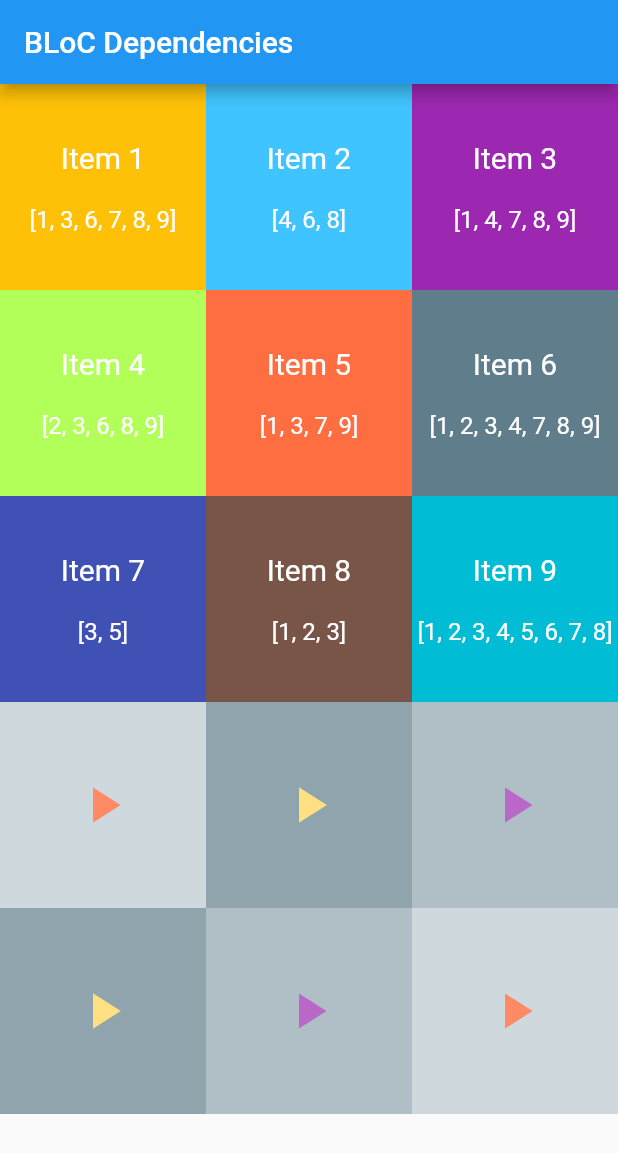
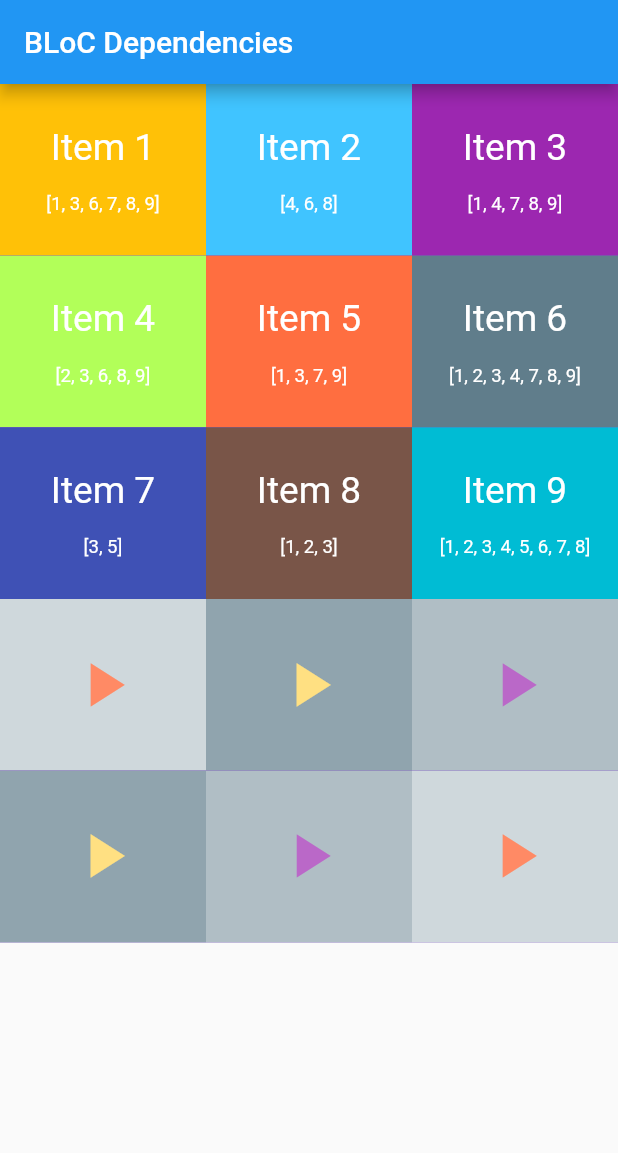
Before and after one commit to mk590901/bloc_dependencies, a Flutter app: the screen it shows after launch, on a phone screen of 412 x 824 dp. Shown: the top 1153 px of the screen. Run offline on Flutter 3.47's test engine with Material 2 defaults, Android fonts, the phone set to English and light mode, and no system bars; our stand-ins replace flutter_bloc.

Commit message:
Class SizeConfig was added to app

```diff
--- /dev/null
+++ b/lib/SizeConfig.dart
@@ -0,0 +1,37 @@
+import 'package:flutter/widgets.dart';
+
+class SizeConfig {
+  static late MediaQueryData _mediaQueryData;
+  static late double screenWidth;
+  static late double screenHeight;
+  static late double blockSizeHorizontal;
+  static late double blockSizeVertical;
+
+  static late double _safeAreaHorizontal;
+  static late double _safeAreaVertical;
+  static late double safeBlockHorizontal;
+  static late double safeBlockVertical;
+
+  void init(BuildContext context) {
+    _mediaQueryData = MediaQuery.of(context);
+    screenWidth = _mediaQueryData.size.width;
+    screenHeight = _mediaQueryData.size.height;
+    blockSizeHorizontal = screenWidth / 100;
+    blockSizeVertical = screenHeight / 100;
+
+    _safeAreaHorizontal =
+        _mediaQueryData.padding.left + _mediaQueryData.padding.right;
+    _safeAreaVertical =
+        _mediaQueryData.padding.top + _mediaQueryData.padding.bottom;
+    safeBlockHorizontal = (screenWidth - _safeAreaHorizontal) / 100;
+    safeBlockVertical = (screenHeight - _safeAreaVertical) / 100;
+  }
+}
+
+double? w_(double width) {
+  return SizeConfig.safeBlockHorizontal * width;
+}
+
+double? h_(double height) {
+  return SizeConfig.safeBlockHorizontal * height;
+}
--- a/lib/icon_plus_widget.dart
+++ b/lib/icon_plus_widget.dart
@@ -5,6 +5,7 @@ import 'package:uuid/uuid.dart';
 import 'blocs/button_plus_bloc.dart';
 import 'events/button_events.dart';
 import 'states/button_state.dart';
+import 'SizeConfig.dart';
 
 class IconPlusTileWidget extends StatelessWidget {
   IconPlusTileWidget({
@@ -21,6 +22,7 @@ class IconPlusTileWidget extends StatelessWidget {
 
   @override
   Widget build(BuildContext context) {
+    SizeConfig().init(context);
     return Scaffold(
       backgroundColor: Colors.deepPurple,
       body: Listener(
@@ -59,7 +61,7 @@ class IconPlusTileWidget extends StatelessWidget {
                   currentState.state().name == 'stop'
                       ? Icons.play_arrow_sharp
                       : Icons.pause_sharp,
-                  size: 40,
+                  size: h_(12),
                   color: iconColor),
             ),
           );
--- a/lib/icon_widget.dart
+++ b/lib/icon_widget.dart
@@ -5,6 +5,7 @@ import 'package:uuid/uuid.dart';
 import 'blocs/button_bloc.dart';
 import 'events/button_events.dart';
 import 'states/button_state.dart';
+import 'SizeConfig.dart';
 
 class IconTileWidget extends StatelessWidget {
   IconTileWidget({
@@ -19,6 +20,7 @@ class IconTileWidget extends StatelessWidget {
 
   @override
   Widget build(BuildContext context) {
+    SizeConfig().init(context);
     return Scaffold(
       backgroundColor: Colors.deepPurple,
       body: Listener(
@@ -43,7 +45,7 @@ class IconTileWidget extends StatelessWidget {
                   state.state().name == 'stop'
                       ? Icons.play_arrow_sharp
                       : Icons.pause_sharp,
-                  size: 40,
+                  size: h_(12),
                   color: iconColor),
             ),
           );
--- a/lib/main.dart
+++ b/lib/main.dart
@@ -47,6 +47,7 @@ class DependenciesPage extends StatelessWidget {
       body: Center(
         child: GridView.count(
           crossAxisCount: 3, // Number of columns
+          childAspectRatio: 1.2,
           children: [
             const TextTileWidget(
                 id: 1,
--- a/lib/tile_widget.dart
+++ b/lib/tile_widget.dart
@@ -5,6 +5,7 @@ import 'blocs/selection_bloc.dart';
 import 'events/bundle.dart';
 import 'events/selection_events.dart';
 import 'states/selection_state.dart';
+import 'SizeConfig.dart';
 
 class TextTileWidget extends StatelessWidget {
   const TextTileWidget({
@@ -24,6 +25,7 @@ class TextTileWidget extends StatelessWidget {
 
   @override
   Widget build(BuildContext context) {
+    SizeConfig().init(context);
     return Scaffold(
       backgroundColor: Colors.deepPurple,
       body: Listener(
@@ -66,18 +68,18 @@ class TextTileWidget extends StatelessWidget {
                   Text(
                     '$textInside $id',
                     style: TextStyle(
-                      fontSize: 20,
+                      fontSize: h_(6),
                       color: textColor, // set text color to blue
                     ),
                     textAlign: TextAlign.center,
                   ),
-                  const SizedBox(
-                    height: 20,
+                  SizedBox(
+                    height: h_(4),
                   ),
                   Text(
                     '$iDs',
                     style: TextStyle(
-                      fontSize: 16,
+                      fontSize: h_(3),
                       color: textColor, // set text color to blue
                     ),
                     textAlign: TextAlign.right,
```
